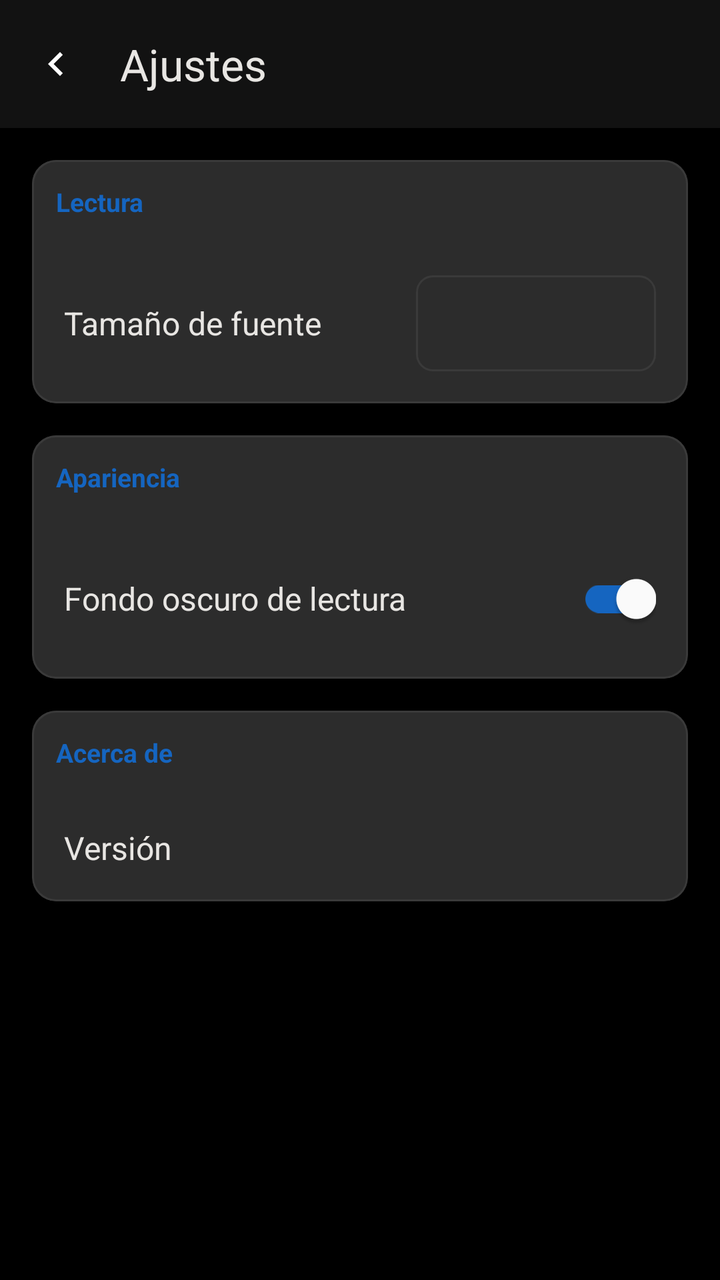
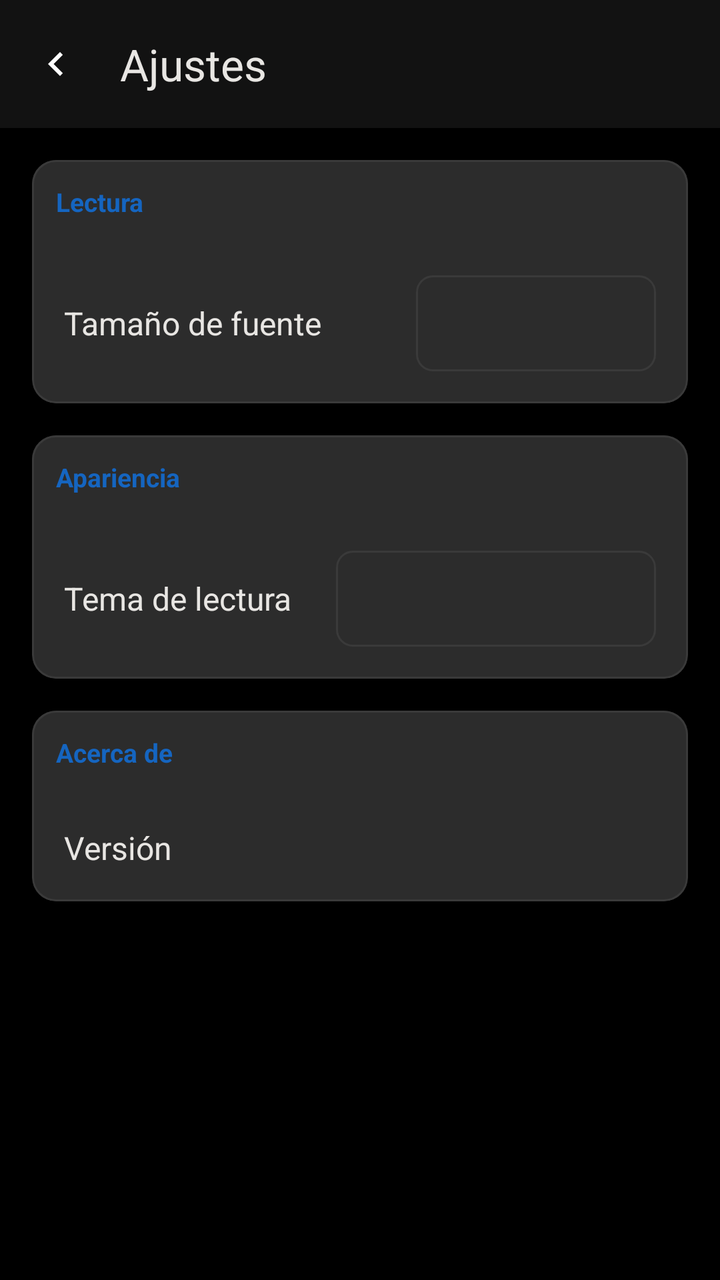

The first picture is an Android layout as it rendered before a commit; the second is the same layout after the commit. The layout source and the unified diff follow.
<!-- AndroidManifest.xml: activity theme AppTheme -->
<!-- res/layout/activity_settings.xml -->
<?xml version="1.0" encoding="utf-8"?>
<androidx.coordinatorlayout.widget.CoordinatorLayout
    xmlns:android="http://schemas.android.com/apk/res/android"
    xmlns:app="http://schemas.android.com/apk/res-auto"
    android:layout_width="match_parent"
    android:layout_height="match_parent"
    android:background="@color/background">

    
    <com.google.android.material.appbar.AppBarLayout
        android:layout_width="match_parent"
        android:layout_height="wrap_content"
        android:background="@color/surface"
        android:theme="@style/Theme.LectorMobile.AppBarOverlay">

        <androidx.appcompat.widget.Toolbar
            android:id="@+id/settings_toolbar"
            android:layout_width="match_parent"
            android:layout_height="?attr/actionBarSize"
            app:navigationIcon="@drawable/ic_back"
            app:title="@string/settings_title"
            app:titleTextColor="@color/text_primary"
            app:popupTheme="@style/Theme.LectorMobile.PopupOverlay" />

    </com.google.android.material.appbar.AppBarLayout>

    
    <ScrollView
        android:layout_width="match_parent"
        android:layout_height="match_parent"
        app:layout_behavior="@string/appbar_scrolling_view_behavior">

        <LinearLayout
            android:layout_width="match_parent"
            android:layout_height="wrap_content"
            android:orientation="vertical"
            android:padding="16dp">

            
            <com.google.android.material.card.MaterialCardView
                android:layout_width="match_parent"
                android:layout_height="wrap_content"
                app:cardBackgroundColor="@color/surface_variant"
                app:cardCornerRadius="12dp"
                app:cardElevation="0dp"
                app:strokeWidth="1dp"
                app:strokeColor="@color/border">

                <LinearLayout
                    android:layout_width="match_parent"
                    android:layout_height="wrap_content"
                    android:orientation="vertical">

                    <TextView
                        android:layout_width="match_parent"
                        android:layout_height="wrap_content"
                        android:background="@color/surface_variant"
                        android:padding="12dp"
                        android:text="@string/settings_category_reading"
                        android:textColor="@color/primary"
                        android:textSize="13sp"
                        android:textStyle="bold" />

                    
                    <LinearLayout
                        android:layout_width="match_parent"
                        android:layout_height="wrap_content"
                        android:gravity="center_vertical"
                        android:orientation="horizontal"
                        android:padding="16dp">

                        <TextView
                            android:layout_width="0dp"
                            android:layout_height="wrap_content"
                            android:layout_weight="1"
                            android:text="@string/settings_font_size"
                            android:textColor="@color/text_primary"
                            android:textSize="16sp" />

                        <Spinner
                            android:id="@+id/settings_spinner_font_size"
                            android:layout_width="120dp"
                            android:layout_height="48dp"
                            android:background="@drawable/bg_spinner"
                            android:popupBackground="@color/surface" />

                    </LinearLayout>

                </LinearLayout>

            </com.google.android.material.card.MaterialCardView>

            
            <com.google.android.material.card.MaterialCardView
                android:layout_width="match_parent"
                android:layout_height="wrap_content"
                android:layout_marginTop="16dp"
                app:cardBackgroundColor="@color/surface_variant"
                app:cardCornerRadius="12dp"
                app:cardElevation="0dp"
                app:strokeWidth="1dp"
                app:strokeColor="@color/border">

                <LinearLayout
                    android:layout_width="match_parent"
                    android:layout_height="wrap_content"
                    android:orientation="vertical">

                    <TextView
                        android:layout_width="match_parent"
                        android:layout_height="wrap_content"
                        android:background="@color/surface_variant"
                        android:padding="12dp"
                        android:text="@string/settings_category_appearance"
                        android:textColor="@color/primary"
                        android:textSize="13sp"
                        android:textStyle="bold" />

                    
                    <LinearLayout
                        android:layout_width="match_parent"
                        android:layout_height="wrap_content"
                        android:gravity="center_vertical"
                        android:orientation="horizontal"
                        android:padding="16dp">

                        <TextView
                            android:layout_width="0dp"
                            android:layout_height="wrap_content"
                            android:layout_weight="1"
                            android:text="@string/settings_dark_mode"
                            android:textColor="@color/text_primary"
                            android:textSize="16sp" />

                        <com.google.android.material.switchmaterial.SwitchMaterial
                            android:id="@+id/settings_switch_dark_mode"
                            android:layout_width="wrap_content"
                            android:layout_height="wrap_content"
                            android:checked="true"
                            app:thumbTint="@color/on_primary"
                            app:trackTint="@color/primary" />

                    </LinearLayout>

                </LinearLayout>

            </com.google.android.material.card.MaterialCardView>

            
            <com.google.android.material.card.MaterialCardView
                android:layout_width="match_parent"
                android:layout_height="wrap_content"
                android:layout_marginTop="16dp"
                android:layout_marginBottom="16dp"
                app:cardBackgroundColor="@color/surface_variant"
                app:cardCornerRadius="12dp"
                app:cardElevation="0dp"
                app:strokeWidth="1dp"
                app:strokeColor="@color/border">

                <LinearLayout
                    android:layout_width="match_parent"
                    android:layout_height="wrap_content"
                    android:orientation="vertical">

                    <TextView
                        android:layout_width="match_parent"
                        android:layout_height="wrap_content"
                        android:background="@color/surface_variant"
                        android:padding="12dp"
                        android:text="@string/settings_category_about"
                        android:textColor="@color/primary"
                        android:textSize="13sp"
                        android:textStyle="bold" />

                    <LinearLayout
                        android:layout_width="match_parent"
                        android:layout_height="wrap_content"
                        android:gravity="center_vertical"
                        android:orientation="horizontal"
                        android:padding="16dp">

                        <TextView
                            android:layout_width="0dp"
                            android:layout_height="wrap_content"
                            android:layout_weight="1"
                            android:text="@string/settings_label_version"
                            android:textColor="@color/text_primary"
                            android:textSize="16sp" />

                        <TextView
                            android:id="@+id/settings_version_value"
                            android:layout_width="wrap_content"
                            android:layout_height="wrap_content"
                            android:textColor="@color/text_secondary"
                            android:textSize="14sp" />

                    </LinearLayout>

                </LinearLayout>

            </com.google.android.material.card.MaterialCardView>

        </LinearLayout>

    </ScrollView>

</androidx.coordinatorlayout.widget.CoordinatorLayout>
<!-- resources referenced by this layout -->
<resources>
  <color name="background">#000000</color>
  <color name="border">#3A3A3A</color>
  <color name="on_primary">#FFFFFF</color>
  <color name="primary">#1565C0</color>
  <color name="surface">#121212</color>
  <color name="surface_variant">#2C2C2C</color>
  <color name="text_primary">#E8E6E3</color>
  <color name="text_secondary">#B0B0B0</color>
  <!-- drawable bg_spinner (drawable) -->
  <?xml version="1.0" encoding="utf-8"?>
  <shape xmlns:android="http://schemas.android.com/apk/res/android"
      android:shape="rectangle">
      <solid android:color="@color/surface_variant" />
      <corners android:radius="8dp" />
      <stroke
          android:width="1dp"
          android:color="@color/border" />
  </shape>
  <!-- drawable ic_back (drawable) -->
  <vector xmlns:android="http://schemas.android.com/apk/res/android"
      android:width="24dp"
      android:height="24dp"
      android:viewportWidth="24"
      android:viewportHeight="24">
      <path
          android:fillColor="#ffffff"
          android:pathData="M15.41 7.41L14 6l-6 6 6 6 1.41-1.41L10.83 12z"/>
  </vector>
  <string name="settings_category_about">Acerca de</string>
  <string name="settings_category_appearance">Apariencia</string>
  <string name="settings_category_reading">Lectura</string>
  <string name="settings_dark_mode">Fondo oscuro de lectura</string>
  <string name="settings_font_size">Tamaño de fuente</string>
  <string name="settings_label_version">Versión</string>
  <string name="settings_title">Ajustes</string>
  <style name="Theme.LectorMobile.AppBarOverlay" parent="ThemeOverlay.Material3.Dark.ActionBar" />
  <style name="Theme.LectorMobile.PopupOverlay" parent="ThemeOverlay.Material3.Light" />
  <style name="AppTheme" parent="Theme.Material3.Dark.NoActionBar" tools:targetApi="27">
          <item name="colorPrimary">@color/primary</item>
          <item name="colorPrimaryDark">@color/primary_dark</item>
          <item name="colorAccent">@color/accent</item>
          <item name="android:statusBarColor">@color/surface</item>
          <item name="android:navigationBarColor">@color/surface</item>
          <item name="android:windowLightStatusBar">false</item>
          <item name="android:windowLightNavigationBar">false</item>
      </style>
  <color name="primary_dark">#0D47A1</color>
  <color name="accent">#FFA726</color>
</resources>

<!-- the commit's change to res/layout/activity_settings.xml (unified diff, before → after) -->
@@ -128,17 +128,16 @@
                             android:layout_width="0dp"
                             android:layout_height="wrap_content"
                             android:layout_weight="1"
-                            android:text="@string/settings_dark_mode"
+                            android:text="@string/settings_reading_theme"
                             android:textColor="@color/text_primary"
                             android:textSize="16sp" />
 
-                        <com.google.android.material.switchmaterial.SwitchMaterial
-                            android:id="@+id/settings_switch_dark_mode"
-                            android:layout_width="wrap_content"
-                            android:layout_height="wrap_content"
-                            android:checked="true"
-                            app:thumbTint="@color/on_primary"
-                            app:trackTint="@color/primary" />
+                        <Spinner
+                            android:id="@+id/settings_spinner_theme"
+                            android:layout_width="160dp"
+                            android:layout_height="48dp"
+                            android:background="@drawable/bg_spinner"
+                            android:popupBackground="@color/surface" />
 
                     </LinearLayout>
 
<!-- resource entries referenced after the edit -->
@@ -2,7 +2,6 @@
 <resources>
   <color name="background">#000000</color>
   <color name="border">#3A3A3A</color>
-  <color name="on_primary">#FFFFFF</color>
   <color name="primary">#1565C0</color>
   <color name="surface">#121212</color>
   <color name="surface_variant">#2C2C2C</color>
@@ -31,9 +30,9 @@
   <string name="settings_category_about">Acerca de</string>
   <string name="settings_category_appearance">Apariencia</string>
   <string name="settings_category_reading">Lectura</string>
-  <string name="settings_dark_mode">Fondo oscuro de lectura</string>
   <string name="settings_font_size">Tamaño de fuente</string>
   <string name="settings_label_version">Versión</string>
+  <string name="settings_reading_theme">Tema de lectura</string>
   <string name="settings_title">Ajustes</string>
   <style name="Theme.LectorMobile.AppBarOverlay" parent="ThemeOverlay.Material3.Dark.ActionBar" />
   <style name="Theme.LectorMobile.PopupOverlay" parent="ThemeOverlay.Material3.Light" />
